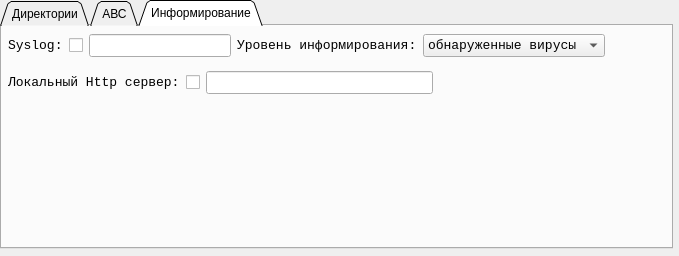
First picture: the form in settings.ui, repository FeZar97/Investigator, before the edit.
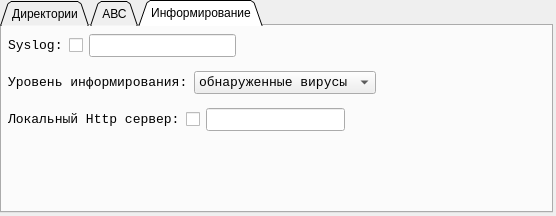
Second picture: the form after the edit. The open tabs and pages were chosen to show the change. Icons and pictures are not drawn.

Patch:
```diff
--- a/settings.ui
+++ b/settings.ui
@@ -6,8 +6,8 @@
    <rect>
     <x>0</x>
     <y>0</y>
-    <width>679</width>
-    <height>256</height>
+    <width>556</width>
+    <height>216</height>
    </rect>
   </property>
   <property name="minimumSize">
@@ -28,8 +28,8 @@
     <rect>
      <x>0</x>
      <y>0</y>
-     <width>673</width>
-     <height>249</height>
+     <width>553</width>
+     <height>213</height>
     </rect>
    </property>
    <property name="minimumSize">
@@ -1004,8 +1004,8 @@
       <rect>
        <x>2</x>
        <y>4</y>
-       <width>657</width>
-       <height>104</height>
+       <width>381</width>
+       <height>151</height>
       </rect>
      </property>
      <layout class="QVBoxLayout" name="reactionSettingsLayout">
@@ -1076,6 +1076,35 @@
          </widget>
         </item>
         <item>
+         <spacer name="horizontalSpacer">
+          <property name="orientation">
+           <enum>Qt::Horizontal</enum>
+          </property>
+          <property name="sizeHint" stdset="0">
+           <size>
+            <width>40</width>
+            <height>20</height>
+           </size>
+          </property>
+         </spacer>
+        </item>
+       </layout>
+      </item>
+      <item>
+       <layout class="QHBoxLayout" name="horizontalLayout_9">
+        <property name="leftMargin">
+         <number>4</number>
+        </property>
+        <property name="topMargin">
+         <number>4</number>
+        </property>
+        <property name="rightMargin">
+         <number>2</number>
+        </property>
+        <property name="bottomMargin">
+         <number>4</number>
+        </property>
+        <item>
          <widget class="QLabel" name="syslogInformationLabel">
           <property name="font">
            <font>
@@ -1115,7 +1144,7 @@
          </widget>
         </item>
         <item>
-         <spacer name="horizontalSpacer">
+         <spacer name="horizontalSpacer_5">
           <property name="orientation">
            <enum>Qt::Horizontal</enum>
           </property>
```
Left out of the diff: 34 changed lines with no effect on the pictures.
